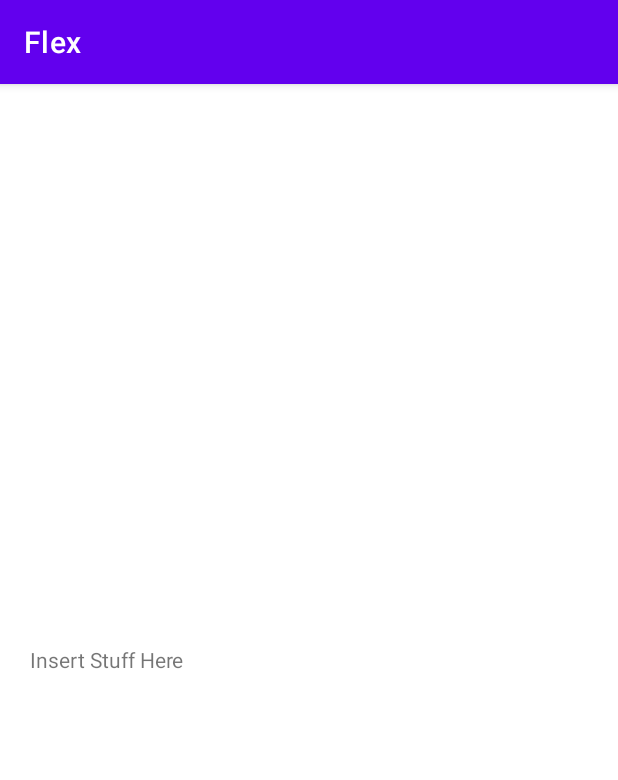
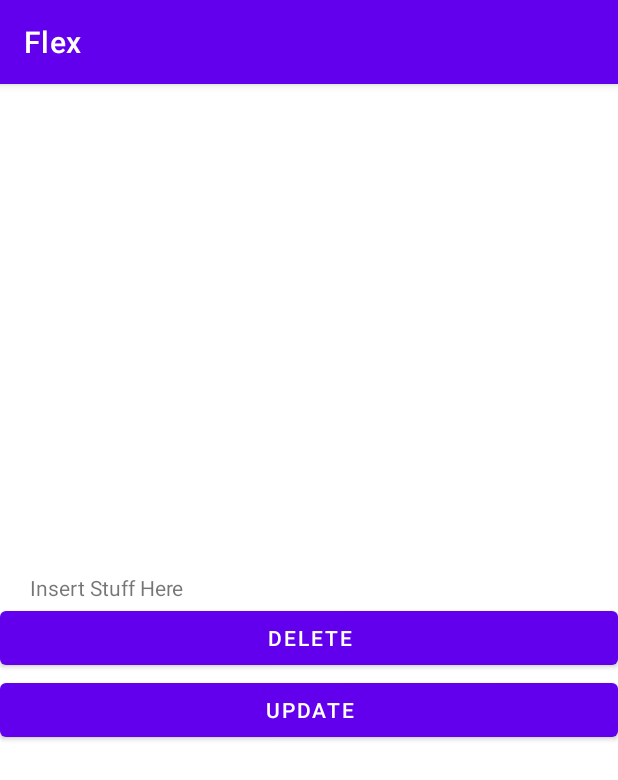
Before and after one commit to AlexEchanove/Flex, an Android app: the MainActivity screen opened directly, with no data from a screen before it, on a phone screen of 412 x 824 dp. Shown: the top 780 px of the screen. Run offline under Robolectric (Android 15) with nearby library versions, the phone set to English and light mode, and no system bars; our stand-ins replace Firebase (no records; nobody signed in at launch, a user with empty details on screens opened directly); 4 statements that could not run were skipped.

Commit message:
update and delete users

```diff
--- a/app/src/main/res/layout/activity_main.xml
+++ b/app/src/main/res/layout/activity_main.xml
@@ -18,4 +18,16 @@
         android:layout_gravity="center"
         android:layout_marginEnd="20dp"
         android:layout_marginStart="20dp"/>
+
+    <Button
+        android:id="@+id/deleteButt"
+        android:layout_width="match_parent"
+        android:layout_height="wrap_content"
+        android:text="Delete" />
+
+    <Button
+        android:id="@+id/updateBut"
+        android:layout_width="match_parent"
+        android:layout_height="wrap_content"
+        android:text="Update" />
 </LinearLayout>
```
Also changed, not shown: app/src/main/java/com/example/flex/MainActivity.java (+35 -0 lines).
